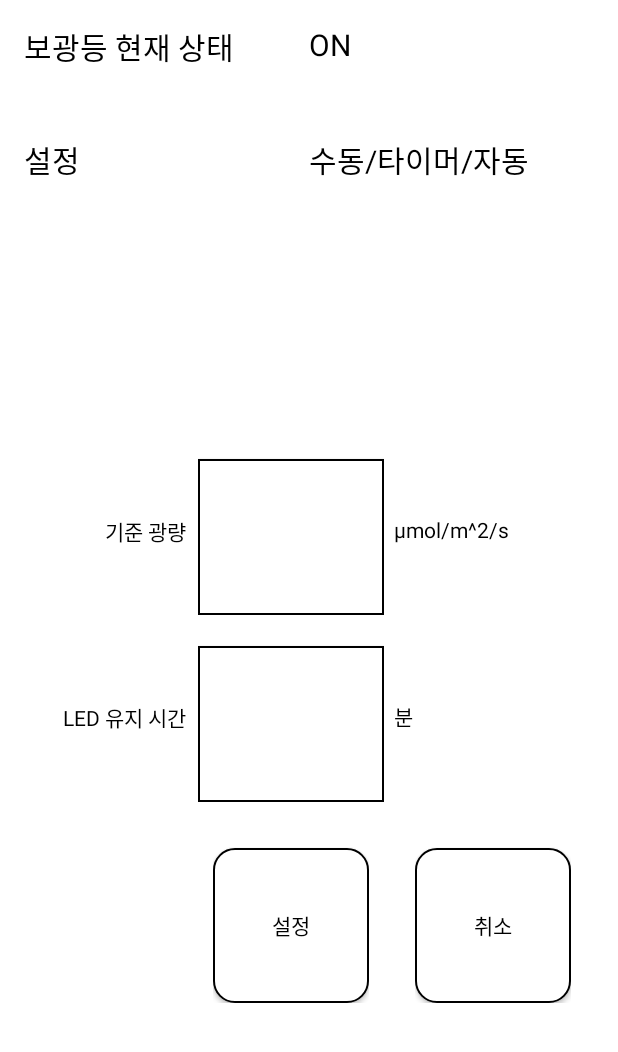
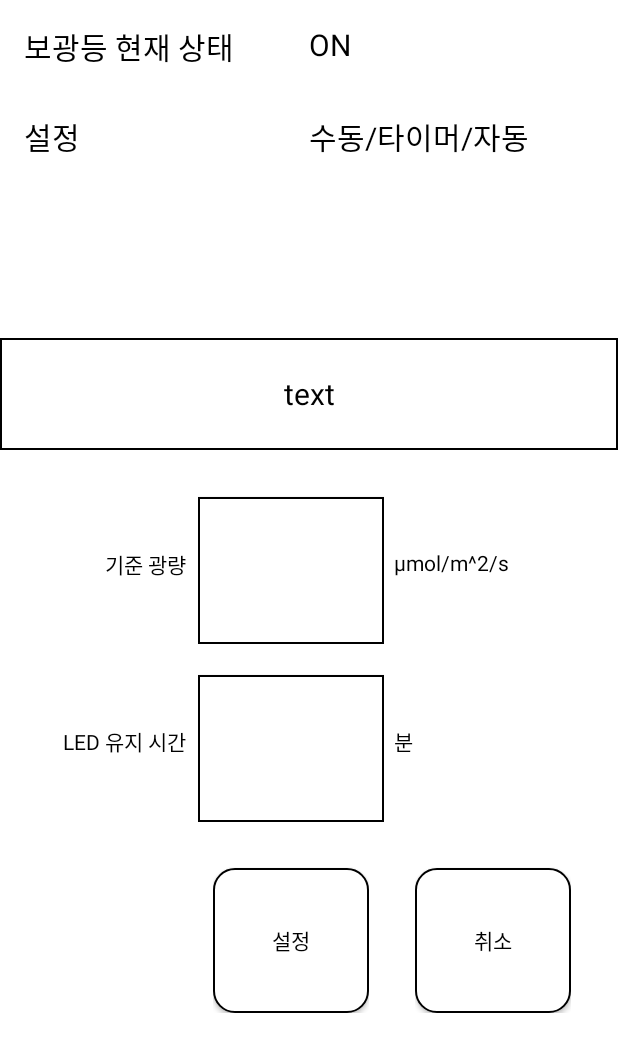
Before and after one commit to chaeyoonl/ParLedsensor, an Android app: the MainActivity screen opened directly, with no data from a screen before it, on a phone screen of 412 x 824 dp. Shown: the top 1052 px of the screen. Run offline under Robolectric (Android 15) with nearby library versions, the phone set to English and light mode, and no system bars.

Commit message:
cy_commit_2_2

```diff
--- a/sample/src/main/java/ru/slybeaver/truecalendar/MainActivity.java
+++ b/sample/src/main/java/ru/slybeaver/truecalendar/MainActivity.java
@@ -1,5 +1,6 @@
 package ru.slybeaver.truecalendar;
 
+import android.annotation.SuppressLint;
 import android.app.AlertDialog;
 import android.app.Dialog;
 import android.app.TimePickerDialog;
@@ -114,6 +115,8 @@ public class MainActivity extends AppCompatActivity implements SlyCalendarDialog
 
     TextView LED_on_off, LED_on_off_2, LED_on_off_3, LED_on_off_4;
 
+    TextView txt_1_time, txt_2_time, txt_3_time, txt_4_time;
+
     Button btn_sul1_1, btn_sul1_2, btn_sul2_1, btn_sul2_2, btn_sul3_1, btn_sul3_2, btn_sul4_1, btn_sul4_2;
 
 
@@ -159,6 +162,7 @@ public class MainActivity extends AppCompatActivity implements SlyCalendarDialog
     private WebView webView;
     private String url = "http://yakyong.dataponic.site/dataponic_ALC/login/check?userId=test&passwd=test";
 
+    @SuppressLint("WrongViewCast")
     @Override
     protected void onCreate(Bundle savedInstanceState) {
         super.onCreate(savedInstanceState);
@@ -216,6 +220,12 @@ public class MainActivity extends AppCompatActivity implements SlyCalendarDialog
 
         par_reg_time = (TextView) findViewById(R.id.par_reg_time);
         led_reg_time = (TextView) findViewById(R.id.led_reg_time);
+
+        ///////////
+        txt_1_time = (TextView) findViewById(R.id.txt_1_time);
+        txt_2_time = (TextView) findViewById(R.id.txt_2_time);
+        txt_3_time = (TextView) findViewById(R.id.txt_3_time);
+        txt_4_time = (TextView) findViewById(R.id.txt_4_time);
 
 
         //자동로그인 하기위해서 쿠키값 onResume, OnPeuse에도 있음
@@ -2330,10 +2340,30 @@ public class MainActivity extends AppCompatActivity implements SlyCalendarDialog
 
                 }
                 if (txt_su == 1) {
-                    /*jsonArray7 = new JSONArray(s);
-                    int sususu = jsonArray7.length();
-                    Log.i("MyTag_SU", String.valueOf(sususu));*/
-                    //jsonArray7 = new JSONArray(s);
+
+
+
+
+
+
+
+                    Log.i("10tests", s);
+
+
+                    ss = s.substring(64, 83);
+                    txt_1_time.setText(ss);
+                    txt_2_time.setText(ss);
+                    txt_3_time.setText(ss);
+                    txt_4_time.setText(ss);
+
+
+
+
+
+
+
+
+
                     //수동, 타이머, 자동 부분
                     ss = s.substring(100, 101);
                     if (ss.contains("1")) {
--- a/sample/src/main/res/layout/activity_main.xml
+++ b/sample/src/main/res/layout/activity_main.xml
@@ -820,7 +820,23 @@
                                             </LinearLayout>
 
                                         </LinearLayout>
-
+                                        <LinearLayout
+                                            android:layout_width="match_parent"
+                                            android:layout_height="match_parent"
+                                            android:layout_weight="2.5"
+                                            android:background="@color/colorWhite"
+                                            android:orientation="horizontal"
+                                            >
+                                            <TextView
+                                                android:gravity="center"
+                                                android:background="@drawable/btn_time_shape"
+                                                android:id="@+id/txt_1_time"
+                                                android:layout_width="match_parent"
+                                                android:layout_height="match_parent"
+                                                android:text="text"
+                                                android:textColor="@color/colorBlack"
+                                                android:textSize="20dp"/>
+                                        </LinearLayout>
                                         <!--   나누는 부분         -->
 
                                         <LinearLayout
@@ -979,7 +995,7 @@
                                                                 android:layout_weight="8.5"
                                                                 android:background="@color/colorWhite"
                                                                 android:orientation="vertical"
-                                                                android:padding="16dp">
+                                                                android:padding="13dp">
 
                                                                 <LinearLayout
                                                                     android:layout_width="match_parent"
@@ -1444,6 +1460,7 @@
                                                     android:layout_width="match_parent"
                                                     android:layout_height="match_parent"
                                                     android:layout_weight="0.9" />
+
                                             </LinearLayout>
 
                                             <LinearLayout
@@ -1480,10 +1497,28 @@
                                             </LinearLayout>
 
                                         </LinearLayout>
+                                    <LinearLayout
+                                        android:layout_width="match_parent"
+                                        android:layout_height="match_parent"
+                                        android:layout_weight="2.5"
+                                        android:background="@color/colorWhite"
+                                        android:orientation="horizontal"
+                                        >
+                                        <TextView
+                                            android:gravity="center"
+                                            android:background="@drawable/btn_time_shape"
+                                            android:id="@+id/txt_2_time"
+                                            android:layout_width="match_parent"
+                                            android:layout_height="match_parent"
+                                            android:text="text"
+                                            android:textColor="@color/colorBlack"
+                                            android:textSize="20dp"/>
+                                    </LinearLayout>
 
                                         <!--   나누는 부분         -->
 
                                         <LinearLayout
+
                                             android:layout_width="match_parent"
                                             android:layout_height="match_parent"
                                             android:layout_weight="1"
@@ -1639,7 +1674,7 @@
                                                                 android:layout_weight="8.5"
                                                                 android:background="@color/colorWhite"
                                                                 android:orientation="vertical"
-                                                                android:padding="16dp">
+                                                                android:padding="13dp">
 
                                                                 <LinearLayout
                                                                     android:layout_width="match_parent"
@@ -2139,10 +2174,27 @@
                                             </LinearLayout>
 
                                         </LinearLayout>
-
+                                        <LinearLayout
+                                            android:layout_width="match_parent"
+                                            android:layout_height="match_parent"
+                                            android:layout_weight="2.5"
+                                            android:background="@color/colorWhite"
+                                            android:orientation="horizontal"
+                                            >
+                                            <TextView
+                                                android:gravity="center"
+                                                android:background="@drawable/btn_time_shape"
+                                                android:id="@+id/txt_3_time"
+                                                android:layout_width="match_parent"
+                                                android:layout_height="match_parent"
+                                                android:text="text"
+                                                android:textColor="@color/colorBlack"
+                                                android:textSize="20dp"/>
+                                        </LinearLayout>
                                         <!--   나누는 부분         -->
 
                                         <LinearLayout
+
                                             android:layout_width="match_parent"
                                             android:layout_height="match_parent"
                                             android:layout_weight="1"
@@ -2298,7 +2350,7 @@
                                                                 android:layout_weight="8.5"
                                                                 android:background="@color/colorWhite"
                                                                 android:orientation="vertical"
-                                                                android:padding="16dp">
+                                                                android:padding="13dp">
 
                                                                 <LinearLayout
                                                                     android:layout_width="match_parent"
@@ -2739,6 +2791,7 @@
                                                 android:orientation="vertical">
 
                                                 <TextView
+
                                                     android:layout_width="match_parent"
                                                     android:layout_height="match_parent"
                                                     android:layout_gravity="center"
@@ -2798,7 +2851,23 @@
                                             </LinearLayout>
 
                                         </LinearLayout>
-
+                                        <LinearLayout
+                                            android:layout_width="match_parent"
+                                            android:layout_height="match_parent"
+                                            android:layout_weight="2.5"
+                                            android:background="@color/colorWhite"
+                                            android:orientation="horizontal"
+                                            >
+                                            <TextView
+                                                android:gravity="center"
+                                                android:background="@drawable/btn_time_shape"
+                                                android:id="@+id/txt_4_time"
+                                                android:layout_width="match_parent"
+                                                android:layout_height="match_parent"
+                                                android:text="text"
+                                                android:textColor="@color/colorBlack"
+                                                android:textSize="20dp"/>
+                                        </LinearLayout>
                                         <!--   나누는 부분         -->
 
                                         <LinearLayout
@@ -2958,7 +3027,7 @@
                                                                 android:layout_weight="8.5"
                                                                 android:background="@color/colorWhite"
                                                                 android:orientation="vertical"
-                                                                android:padding="16dp">
+                                                                android:padding="13dp">
 
                                                                 <LinearLayout
                                                                     android:layout_width="match_parent"
```
Also changed, not shown: 2 other files.
